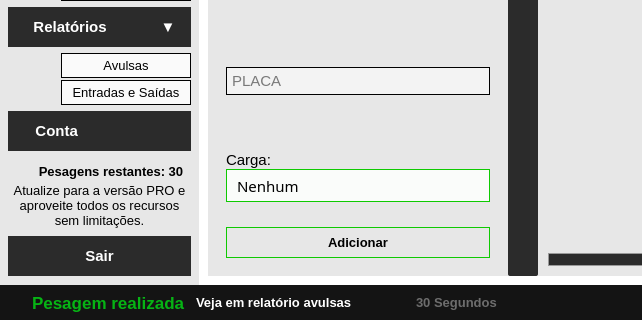
Old version of the form form.ui in the repository ryanbsdeveloper/app-desktop-caltec; both pictures show x 0 to 642 and y 407 to 727 of the 1076 by 727 pixel window.
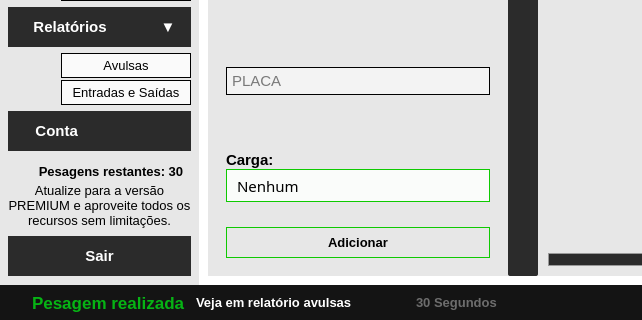
New version of the form. The open tabs and pages were chosen to show the change. Icons and pictures are not drawn.

```diff
--- a/form.ui
+++ b/form.ui
@@ -1031,7 +1031,7 @@
              <number>0</number>
             </property>
             <property name="text">
-             <string>Atualize para a versão PRO e aproveite todos os recursos sem limitações.</string>
+             <string>Atualize para a versão PREMIUM e aproveite todos os recursos sem limitações.</string>
             </property>
             <property name="alignment">
              <set>Qt::AlignCenter</set>
@@ -5895,6 +5895,8 @@
                              <font>
                               <family>Segoe UI</family>
                               <pointsize>11</pointsize>
+                              <weight>75</weight>
+                              <bold>true</bold>
                              </font>
                             </property>
                             <property name="text">
```
Left out of the diff: 12 changed lines with no effect on the pictures.
